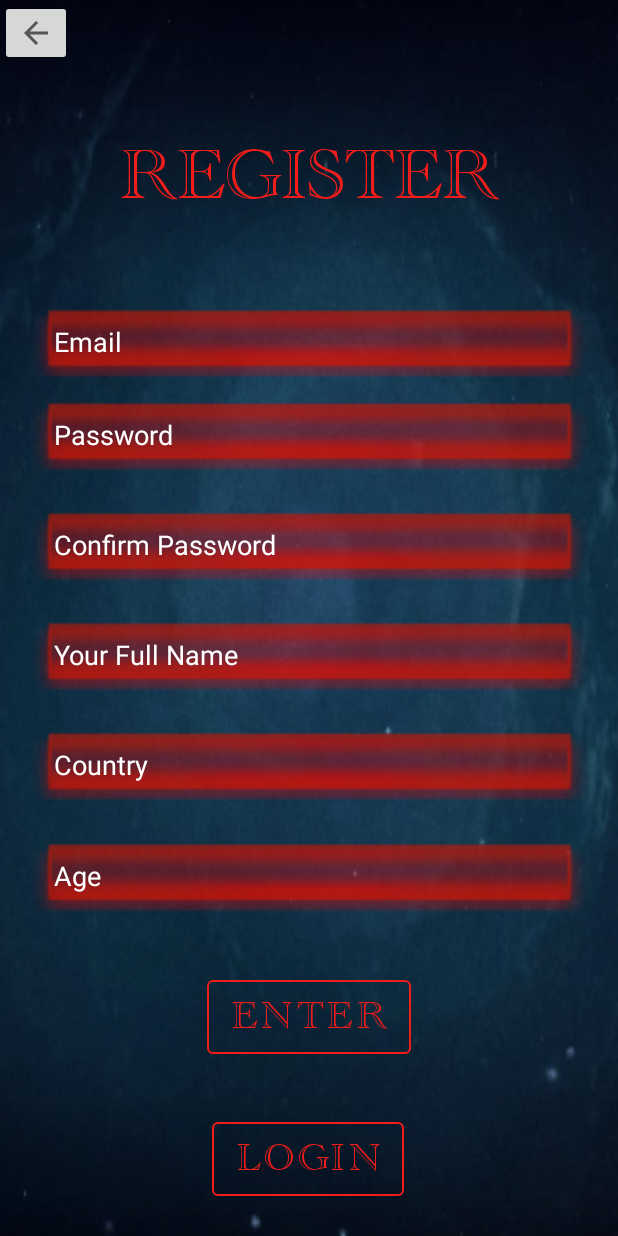
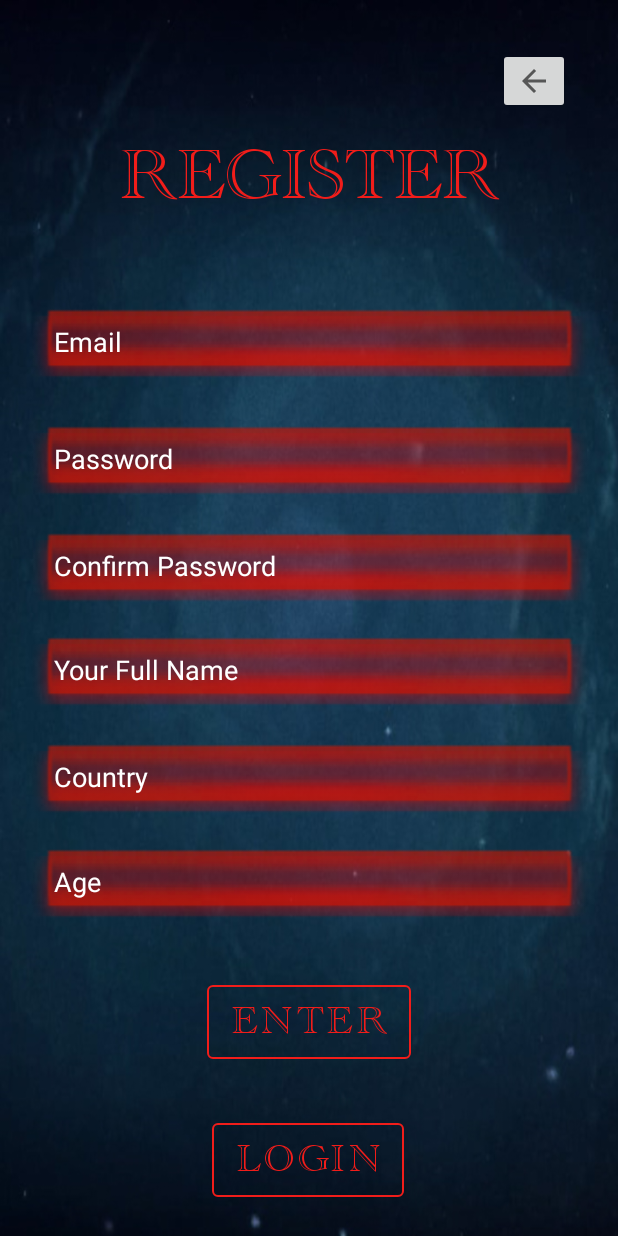
Before and after one commit to emegit120/favorite-things, an Android app: the fragment editdata shown on its own in the app's theme, on a phone screen of 412 x 824 dp. Run offline under Robolectric (Android 15) with nearby library versions, the phone set to English and light mode, and no system bars.

Commit message:
Ajuste constraint do botão voltar - alteracões Fabio

```diff
--- a/app/src/main/res/layout/editdata.xml
+++ b/app/src/main/res/layout/editdata.xml
@@ -8,13 +8,16 @@
     tools:context=".cadastro">
 
     <!-- TODO: Update blank fragment layout -->
+
     <ImageButton
         android:id="@+id/imageButton"
         android:layout_width="wrap_content"
         android:layout_height="wrap_content"
+        android:layout_marginTop="32dp"
+        android:layout_marginEnd="32dp"
         android:src="?attr/homeAsUpIndicator"
-        tools:layout_editor_absoluteX="330dp"
-        tools:layout_editor_absoluteY="33dp" />
+        app:layout_constraintEnd_toEndOf="parent"
+        app:layout_constraintTop_toTopOf="parent" />
 
     <TextView
         android:id="@+id/textView"
@@ -73,7 +76,7 @@
         app:layout_constraintHorizontal_bias="0.0"
         app:layout_constraintStart_toStartOf="parent"
         app:layout_constraintTop_toBottomOf="@+id/emailTextEdit"
-        app:layout_constraintVertical_bias="0.0" />
+        app:layout_constraintVertical_bias="0.033" />
 
     <com.google.android.material.textfield.TextInputEditText
         android:id="@+id/passTextEdit"
@@ -92,7 +95,7 @@
         app:layout_constraintHorizontal_bias="0.0"
         app:layout_constraintStart_toStartOf="parent"
         app:layout_constraintTop_toBottomOf="@+id/emailTextEdit"
-        app:layout_constraintVertical_bias="0.15" />
+        app:layout_constraintVertical_bias="0.179" />
 
     <com.google.android.material.textfield.TextInputEditText
         android:id="@+id/passTextEdit"
@@ -101,17 +104,17 @@
         android:layout_marginStart="16dp"
         android:layout_marginEnd="16dp"
         android:layout_marginBottom="16dp"
-        android:paddingLeft="20dp"
         android:background="@drawable/field"
         android:hint="@string/nome"
         android:minHeight="48dp"
+        android:paddingLeft="20dp"
         android:textColorHint="@color/white"
         app:layout_constraintBottom_toBottomOf="parent"
         app:layout_constraintEnd_toEndOf="parent"
         app:layout_constraintHorizontal_bias="0.0"
         app:layout_constraintStart_toStartOf="parent"
         app:layout_constraintTop_toBottomOf="@+id/emailTextEdit"
-        app:layout_constraintVertical_bias="0.301" />
+        app:layout_constraintVertical_bias="0.322" />
 
     <com.google.android.material.textfield.TextInputEditText
         android:id="@+id/passTextEdit"
@@ -120,17 +123,17 @@
         android:layout_marginStart="16dp"
         android:layout_marginEnd="16dp"
         android:layout_marginBottom="16dp"
-        android:paddingLeft="20dp"
         android:background="@drawable/field"
         android:hint="@string/pais"
         android:minHeight="48dp"
+        android:paddingLeft="20dp"
         android:textColorHint="@color/white"
         app:layout_constraintBottom_toBottomOf="parent"
         app:layout_constraintEnd_toEndOf="parent"
         app:layout_constraintHorizontal_bias="0.0"
         app:layout_constraintStart_toStartOf="parent"
         app:layout_constraintTop_toBottomOf="@+id/emailTextEdit"
-        app:layout_constraintVertical_bias="0.452" />
+        app:layout_constraintVertical_bias="0.468" />
 
     <com.google.android.material.textfield.TextInputEditText
         android:id="@+id/passTextEdit"
@@ -139,17 +142,17 @@
         android:layout_marginStart="16dp"
         android:layout_marginEnd="16dp"
         android:layout_marginBottom="16dp"
-        android:paddingLeft="20dp"
         android:background="@drawable/field"
         android:hint="@string/idade"
         android:minHeight="48dp"
+        android:paddingLeft="20dp"
         android:textColorHint="@color/white"
         app:layout_constraintBottom_toBottomOf="parent"
         app:layout_constraintEnd_toEndOf="parent"
         app:layout_constraintHorizontal_bias="0.0"
         app:layout_constraintStart_toStartOf="parent"
         app:layout_constraintTop_toBottomOf="@+id/emailTextEdit"
-        app:layout_constraintVertical_bias="0.603" />
+        app:layout_constraintVertical_bias="0.611" />
 
     <Button
         android:id="@+id/button"
```
Also changed, not shown: app/src/main/res/layout/about.xml (+6 -3 lines).
